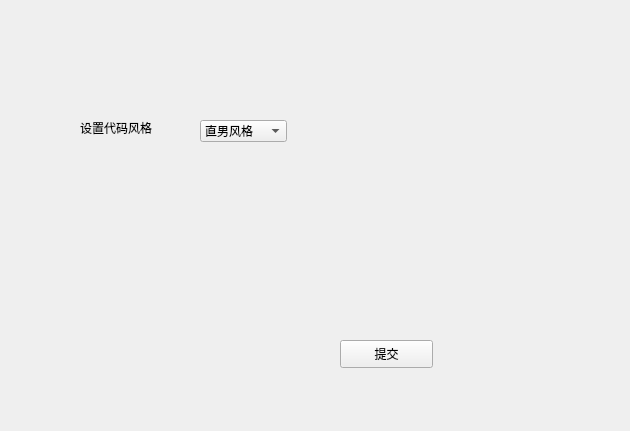
This is BITC/settingwindow.ui in ssh555/CPP-IDE as Qt 5 draws it before an edit. The edited form follows.
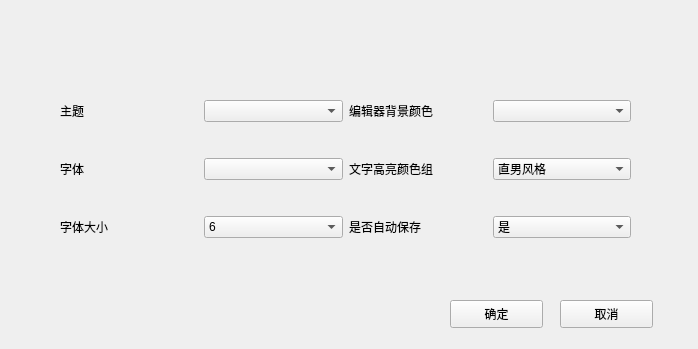
This is the edited form.

Commit message: 更新了设置窗口,增加了设置中字体大小,字体修改,自动保存修改功能, 新增ctrl+j呼出跳转窗口,输入正确的数字后可跳转

```diff
--- a/BITC/settingwindow.ui
+++ b/BITC/settingwindow.ui
@@ -6,62 +6,232 @@
    <rect>
     <x>0</x>
     <y>0</y>
-    <width>630</width>
-    <height>431</height>
+    <width>698</width>
+    <height>349</height>
    </rect>
   </property>
   <property name="windowTitle">
    <string>Form</string>
   </property>
-  <widget class="QComboBox" name="SytleBox">
-   <property name="geometry">
-    <rect>
-     <x>200</x>
-     <y>120</y>
-     <width>87</width>
-     <height>22</height>
-    </rect>
-   </property>
-   <item>
-    <property name="text">
-     <string>直男风格</string>
-    </property>
-   </item>
-   <item>
-    <property name="text">
-     <string>北理风格</string>
-    </property>
-   </item>
-   <item>
-    <property name="text">
-     <string>少女风格</string>
-    </property>
-   </item>
-  </widget>
-  <widget class="QLabel" name="label">
-   <property name="geometry">
-    <rect>
-     <x>80</x>
-     <y>120</y>
-     <width>101</width>
-     <height>16</height>
-    </rect>
-   </property>
-   <property name="text">
-    <string>设置代码风格</string>
-   </property>
-  </widget>
   <widget class="QPushButton" name="CommitBtn">
    <property name="geometry">
     <rect>
-     <x>340</x>
-     <y>340</y>
+     <x>450</x>
+     <y>300</y>
      <width>93</width>
      <height>28</height>
     </rect>
    </property>
    <property name="text">
-    <string>提交</string>
+    <string>确定</string>
+   </property>
+  </widget>
+  <widget class="QWidget" name="gridLayoutWidget">
+   <property name="geometry">
+    <rect>
+     <x>60</x>
+     <y>70</y>
+     <width>571</width>
+     <height>201</height>
+    </rect>
+   </property>
+   <layout class="QGridLayout" name="gridLayout">
+    <item row="0" column="0">
+     <widget class="QLabel" name="label">
+      <property name="text">
+       <string>主题</string>
+      </property>
+     </widget>
+    </item>
+    <item row="2" column="0">
+     <widget class="QLabel" name="label_2">
+      <property name="text">
+       <string>字体</string>
+      </property>
+     </widget>
+    </item>
+    <item row="4" column="0">
+     <widget class="QLabel" name="label_3">
+      <property name="text">
+       <string>字体大小</string>
+      </property>
+     </widget>
+    </item>
+    <item row="0" column="2">
+     <widget class="QLabel" name="label_4">
+      <property name="text">
+       <string>编辑器背景颜色</string>
+      </property>
+     </widget>
+    </item>
+    <item row="0" column="3">
+     <widget class="QComboBox" name="comboBox_2"/>
+    </item>
+    <item row="4" column="3">
+     <widget class="QComboBox" name="comboBox_4">
+      <item>
+       <property name="text">
+        <string>是</string>
+       </property>
+      </item>
+      <item>
+       <property name="text">
+        <string>否</string>
+       </property>
+      </item>
+     </widget>
+    </item>
+    <item row="4" column="2">
+     <widget class="QLabel" name="label_5">
+      <property name="text">
+       <string>是否自动保存</string>
+      </property>
+     </widget>
+    </item>
+    <item row="2" column="2">
+     <widget class="QLabel" name="label_6">
+      <property name="text">
+       <string>文字高亮颜色组</string>
+      </property>
+     </widget>
+    </item>
+    <item row="2" column="3">
+     <widget class="QComboBox" name="SytleBox">
+      <item>
+       <property name="text">
+        <string>直男风格</string>
+       </property>
+      </item>
+      <item>
+       <property name="text">
+        <string>北理风格</string>
+       </property>
+      </item>
+      <item>
+       <property name="text">
+        <string>少女风格</string>
+       </property>
+      </item>
+     </widget>
+    </item>
+    <item row="0" column="1">
+     <widget class="QComboBox" name="comboBox_3"/>
+    </item>
+    <item row="2" column="1">
+     <widget class="QComboBox" name="comboBox_5"/>
+    </item>
+    <item row="4" column="1">
+     <widget class="QComboBox" name="comboBox">
+      <item>
+       <property name="text">
+        <string>6</string>
+       </property>
+      </item>
+      <item>
+       <property name="text">
+        <string>7</string>
+       </property>
+      </item>
+      <item>
+       <property name="text">
+        <string>8</string>
+       </property>
+      </item>
+      <item>
+       <property name="text">
+        <string>9</string>
+       </property>
+      </item>
+      <item>
+       <property name="text">
+        <string>10</string>
+       </property>
+      </item>
+      <item>
+       <property name="text">
+        <string>11</string>
+       </property>
+      </item>
+      <item>
+       <property name="text">
+        <string>12</string>
+       </property>
+      </item>
+      <item>
+       <property name="text">
+        <string>14</string>
+       </property>
+      </item>
+      <item>
+       <property name="text">
+        <string>16</string>
+       </property>
+      </item>
+      <item>
+       <property name="text">
+        <string>18</string>
+       </property>
+      </item>
+      <item>
+       <property name="text">
+        <string>20</string>
+       </property>
+      </item>
+      <item>
+       <property name="text">
+        <string>23</string>
+       </property>
+      </item>
+      <item>
+       <property name="text">
+        <string>26</string>
+       </property>
+      </item>
+      <item>
+       <property name="text">
+        <string>29</string>
+       </property>
+      </item>
+      <item>
+       <property name="text">
+        <string>32</string>
+       </property>
+      </item>
+      <item>
+       <property name="text">
+        <string>36</string>
+       </property>
+      </item>
+      <item>
+       <property name="text">
+        <string>40</string>
+       </property>
+      </item>
+      <item>
+       <property name="text">
+        <string>44</string>
+       </property>
+      </item>
+      <item>
+       <property name="text">
+        <string>48</string>
+       </property>
+      </item>
+     </widget>
+    </item>
+   </layout>
+  </widget>
+  <widget class="QPushButton" name="pushButton">
+   <property name="geometry">
+    <rect>
+     <x>560</x>
+     <y>300</y>
+     <width>93</width>
+     <height>28</height>
+    </rect>
+   </property>
+   <property name="text">
+    <string>取消</string>
    </property>
   </widget>
  </widget>
```
The commit also changes 13 other files.
